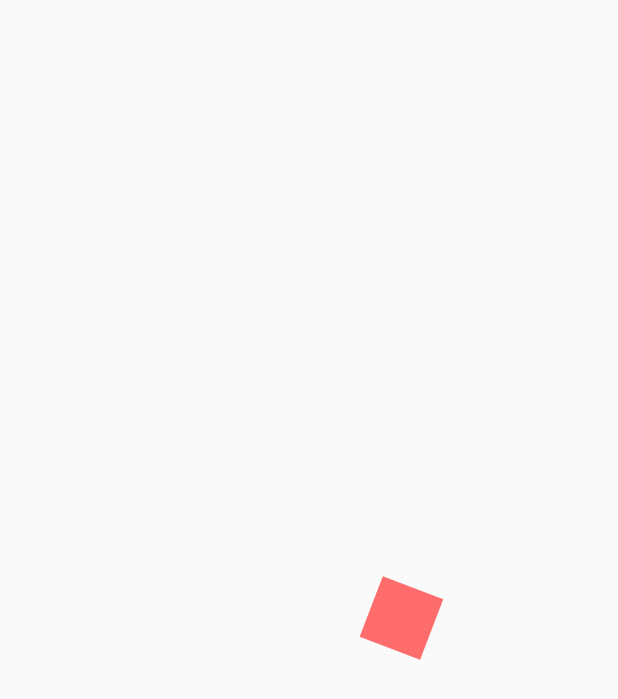
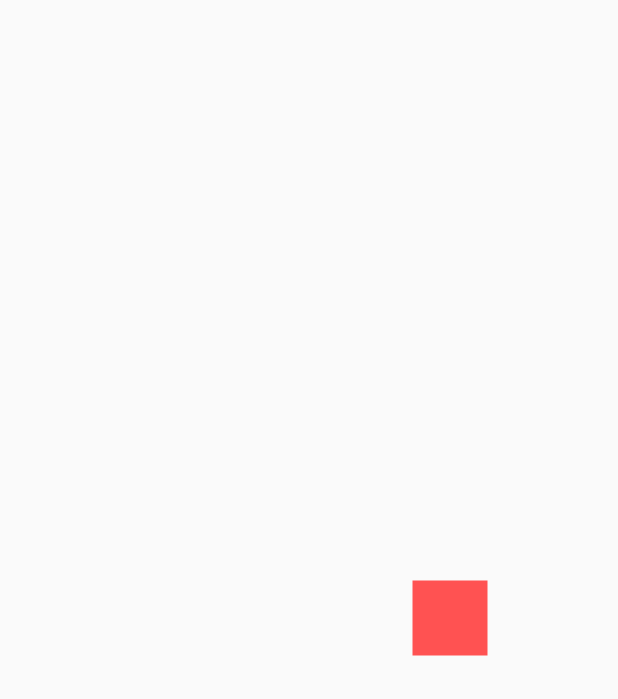
Before and after one commit to EndersonPro/practice_ui, a Flutter app: the first screen one second after launch, on a phone screen of 412 x 824 dp. Shown: the top 699 px of the screen. Run offline on Flutter 3.47's test engine with Material 2 defaults, Android fonts, the phone set to English and light mode, and no system bars.

Commit message:
Creando una nueva pagina para practicar más animaciones

```diff
--- a/lib/main.dart
+++ b/lib/main.dart
@@ -1,5 +1,6 @@
 import 'package:flutter/material.dart';
 import 'package:flutter_ui/src/pages/animation_page.dart';
+import 'package:flutter_ui/src/pages/cuadrado_page.dart';
 import 'package:flutter_ui/src/pages/header_page.dart';
 import 'package:flutter_ui/src/pages/login_page_one.dart';
 
@@ -11,7 +12,7 @@ class MyApp extends StatelessWidget {
   Widget build(BuildContext context) {
     return MaterialApp(
       debugShowCheckedModeBanner: false,
-      home: AnimationPage()
+      home: CuadradoAnimadoPage()
     );
   }
 }
--- /dev/null
+++ b/lib/src/pages/cuadrado_page.dart
@@ -0,0 +1,95 @@
+import 'package:flutter/material.dart';
+
+class CuadradoAnimadoPage extends StatelessWidget {
+  const CuadradoAnimadoPage({Key key}) : super(key: key);
+
+  @override
+  Widget build(BuildContext context) {
+    return Scaffold(
+      body: Center(child: CuadradoAnimado()),
+    );
+  }
+}
+
+class CuadradoAnimado extends StatefulWidget {
+  @override
+  _CuadradoAnimadoState createState() => _CuadradoAnimadoState();
+}
+
+class _CuadradoAnimadoState extends State<CuadradoAnimado>
+    with SingleTickerProviderStateMixin {
+  AnimationController controller;
+  Animation<double> traslateX;
+  Animation<double> traslateXOut;
+  Animation<double> traslateY;
+  Animation<double> traslateYOut;
+
+
+  @override
+  void initState() {
+    controller = new AnimationController(
+        vsync: this, duration: Duration(milliseconds: 4000));
+
+    traslateX = Tween(begin: 0.0, end: 100.0).animate(CurvedAnimation(
+      curve: Interval(0, 0.25, curve: Curves.bounceOut),
+      parent: controller,
+    ));
+
+    traslateY = Tween(begin: 0.0, end: -100.0).animate(CurvedAnimation(
+      curve: Interval(0.25, 0.50, curve: Curves.bounceOut),
+      parent: controller,
+    ));
+
+    traslateXOut = Tween(begin: 0.0, end: 100.0).animate(CurvedAnimation(
+      curve: Interval(0.50, 0.75, curve: Curves.bounceOut),
+      parent: controller,
+    ));
+
+    traslateYOut = Tween(begin: 0.0, end: -100.0).animate(CurvedAnimation(
+      curve: Interval(0.75, 1.0, curve: Curves.bounceOut),
+      parent: controller,
+    ));
+
+    controller.addListener(() {
+      if (controller.status == AnimationStatus.completed) controller.reset();
+    });
+
+    super.initState();
+  }
+
+  @override
+  void dispose() {
+    controller.dispose();
+    super.dispose();
+  }
+
+  @override
+  Widget build(BuildContext context) {
+
+    controller.forward();
+
+    return AnimatedBuilder(
+      animation: controller,
+      child: _Cuadrado(),
+      builder: (BuildContext context, Widget child) {
+        return Transform.translate(
+          offset: Offset(traslateX.value - traslateXOut.value, traslateY.value - traslateYOut.value),
+          child: child,
+        );
+      },
+    );
+  }
+}
+
+class _Cuadrado extends StatelessWidget {
+  const _Cuadrado({Key key}) : super(key: key);
+
+  @override
+  Widget build(BuildContext context) {
+    return Container(
+      width: 50,
+      height: 50,
+      decoration: BoxDecoration(color: Colors.redAccent),
+    );
+  }
+}
```
